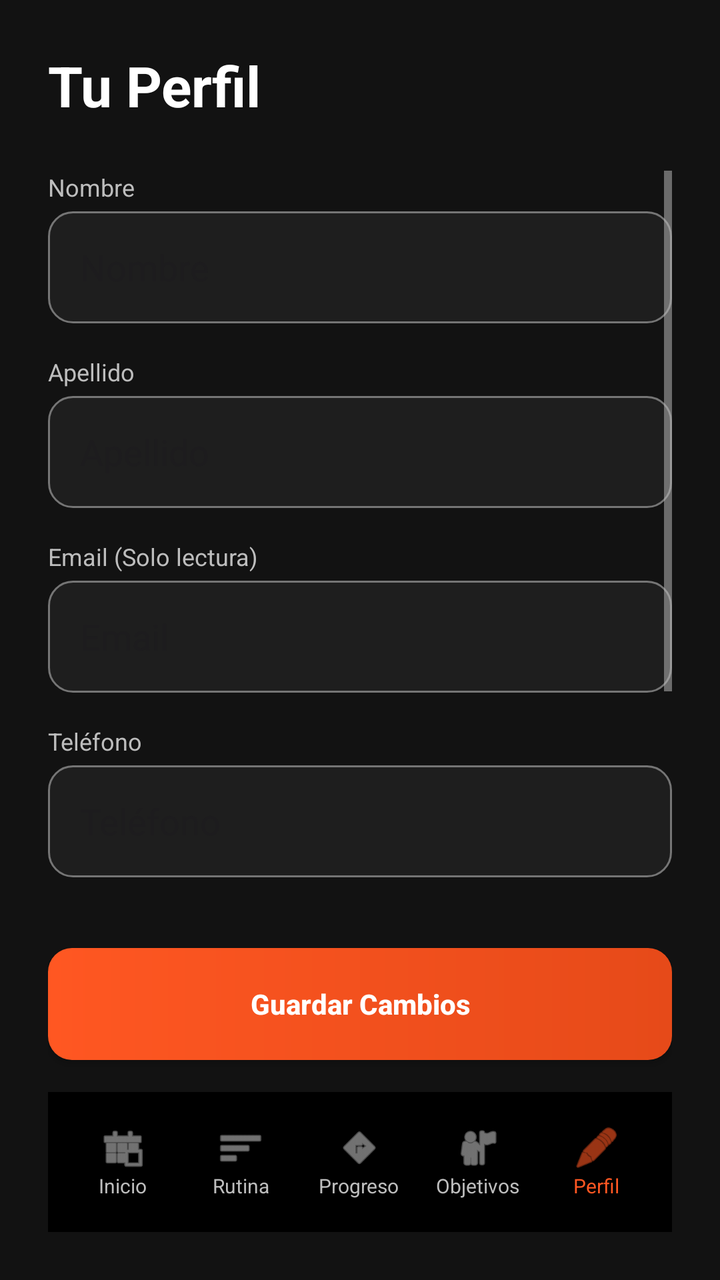
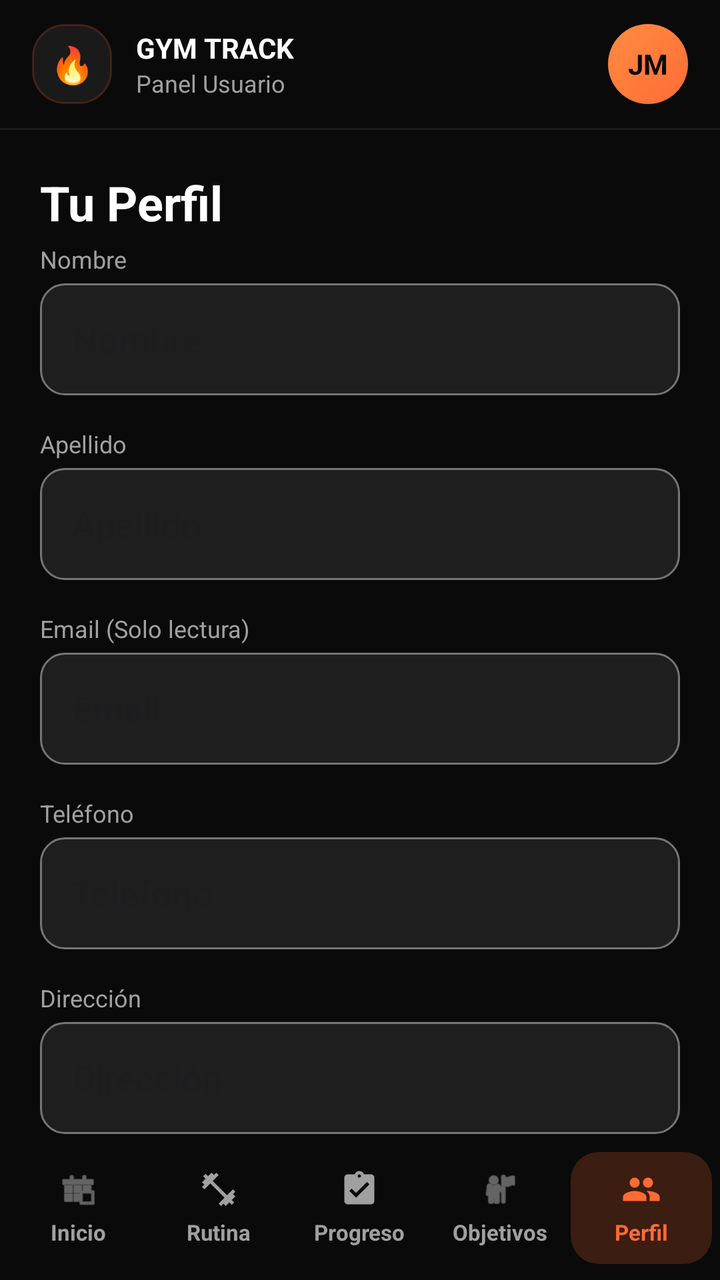

Two renders of the same Android screen: before a commit and after it. Below are the layout's source before the change and the commit's diff.
<!-- AndroidManifest.xml: application theme Theme.GymTrackMovil -->
<!-- res/layout/activity_profile.xml -->
<?xml version="1.0" encoding="utf-8"?>
<androidx.constraintlayout.widget.ConstraintLayout xmlns:android="http://schemas.android.com/apk/res/android"
    xmlns:app="http://schemas.android.com/apk/res-auto"
    android:layout_width="match_parent"
    android:layout_height="match_parent"
    android:background="@color/dark_background"
    android:padding="24dp">
    <TextView
        android:id="@+id/tvProfileTitle"
        android:layout_width="wrap_content"
        android:layout_height="wrap_content"
        android:text="Tu Perfil"
        android:textColor="@color/white"
        android:textSize="28sp"
        android:textStyle="bold"
        app:layout_constraintTop_toTopOf="parent"
        app:layout_constraintStart_toStartOf="parent" />
    <ScrollView
        android:layout_width="match_parent"
        android:layout_height="0dp"
        android:layout_marginTop="24dp"
        android:layout_marginBottom="16dp"
        app:layout_constraintBottom_toTopOf="@+id/btnSaveProfile"
        app:layout_constraintTop_toBottomOf="@id/tvProfileTitle">
        <LinearLayout
            android:layout_width="match_parent"
            android:layout_height="wrap_content"
            android:orientation="vertical">
            <TextView
                android:layout_width="wrap_content"
                android:layout_height="wrap_content"
                android:text="Nombre"
                android:textColor="@color/text_secondary"
                android:textSize="12sp" />
            <EditText
                android:id="@+id/etProfileName"
                android:layout_width="match_parent"
                android:layout_height="56dp"
                android:layout_marginTop="4dp"
                android:background="@drawable/edittext_bg"
                android:hint="Nombre"
                android:inputType="textPersonName"
                android:padding="16dp"
                android:textColor="@color/white" />
            <TextView
                android:layout_width="wrap_content"
                android:layout_height="wrap_content"
                android:layout_marginTop="16dp"
                android:text="Apellido"
                android:textColor="@color/text_secondary"
                android:textSize="12sp" />
            <EditText
                android:id="@+id/etProfileLastName"
                android:layout_width="match_parent"
                android:layout_height="56dp"
                android:layout_marginTop="4dp"
                android:background="@drawable/edittext_bg"
                android:hint="Apellido"
                android:inputType="textPersonName"
                android:padding="16dp"
                android:textColor="@color/white" />
            <TextView
                android:layout_width="wrap_content"
                android:layout_height="wrap_content"
                android:layout_marginTop="16dp"
                android:text="Email (Solo lectura)"
                android:textColor="@color/text_secondary"
                android:textSize="12sp" />
            <EditText
                android:id="@+id/etProfileEmail"
                android:layout_width="match_parent"
                android:layout_height="56dp"
                android:layout_marginTop="4dp"
                android:background="@drawable/edittext_bg"
                android:enabled="false"
                android:hint="Email"
                android:padding="16dp"
                android:textColor="@color/text_secondary" />
            <TextView
                android:layout_width="wrap_content"
                android:layout_height="wrap_content"
                android:layout_marginTop="16dp"
                android:text="Teléfono"
                android:textColor="@color/text_secondary"
                android:textSize="12sp" />
            <EditText
                android:id="@+id/etProfilePhone"
                android:layout_width="match_parent"
                android:layout_height="56dp"
                android:layout_marginTop="4dp"
                android:background="@drawable/edittext_bg"
                android:hint="Teléfono"
                android:inputType="phone"
                android:padding="16dp"
                android:textColor="@color/white" />
            <TextView
                android:layout_width="wrap_content"
                android:layout_height="wrap_content"
                android:layout_marginTop="16dp"
                android:text="Dirección"
                android:textColor="@color/text_secondary"
                android:textSize="12sp" />
            <EditText
                android:id="@+id/etProfileAddress"
                android:layout_width="match_parent"
                android:layout_height="56dp"
                android:layout_marginTop="4dp"
                android:background="@drawable/edittext_bg"
                android:hint="Dirección"
                android:inputType="textPostalAddress"
                android:padding="16dp"
                android:textColor="@color/white" />
            <androidx.appcompat.widget.AppCompatButton
                android:id="@+id/btnLogout"
                android:layout_width="match_parent"
                android:layout_height="56dp"
                android:layout_marginTop="32dp"
                android:background="@drawable/edittext_bg"
                android:text="Cerrar Sesión"
                android:textAllCaps="false"
                android:textColor="#FF4444"
                android:textStyle="bold" />
        </LinearLayout>
    </ScrollView>
    <androidx.appcompat.widget.AppCompatButton
        android:id="@+id/btnSaveProfile"
        android:layout_width="match_parent"
        android:layout_height="56dp"
        android:layout_marginBottom="16dp"
        android:background="@drawable/btn_gradient"
        android:text="Guardar Cambios"
        android:textAllCaps="false"
        android:textColor="@color/white"
        android:textStyle="bold"
        app:layout_constraintBottom_toTopOf="@+id/bottomNav" />
    <LinearLayout
        android:id="@+id/bottomNav"
        android:layout_width="match_parent"
        android:layout_height="70dp"
        android:background="@color/black"
        android:elevation="8dp"
        android:orientation="horizontal"
        android:padding="8dp"
        app:layout_constraintBottom_toBottomOf="parent"
        app:layout_constraintEnd_toEndOf="parent"
        app:layout_constraintStart_toStartOf="parent">
        <LinearLayout android:id="@+id/navHome" android:layout_width="0dp" android:layout_height="match_parent" android:layout_weight="1" android:gravity="center" android:orientation="vertical">
            <ImageView android:layout_width="24dp" android:layout_height="24dp" android:src="@android:drawable/ic_menu_today" android:tint="@color/text_secondary"/>
            <TextView android:layout_width="wrap_content" android:layout_height="wrap_content" android:text="Inicio" android:textColor="@color/text_secondary" android:textSize="10sp"/>
        </LinearLayout>
        <LinearLayout android:id="@+id/navRoutine" android:layout_width="0dp" android:layout_height="match_parent" android:layout_weight="1" android:gravity="center" android:orientation="vertical">
            <ImageView android:layout_width="24dp" android:layout_height="24dp" android:src="@android:drawable/ic_menu_sort_by_size" android:tint="@color/text_secondary"/>
            <TextView android:layout_width="wrap_content" android:layout_height="wrap_content" android:text="Rutina" android:textColor="@color/text_secondary" android:textSize="10sp"/>
        </LinearLayout>
        <LinearLayout android:id="@+id/navProgress" android:layout_width="0dp" android:layout_height="match_parent" android:layout_weight="1" android:gravity="center" android:orientation="vertical">
            <ImageView android:layout_width="24dp" android:layout_height="24dp" android:src="@android:drawable/ic_menu_directions" android:tint="@color/text_secondary"/>
            <TextView android:layout_width="wrap_content" android:layout_height="wrap_content" android:text="Progreso" android:textColor="@color/text_secondary" android:textSize="10sp"/>
        </LinearLayout>
        <LinearLayout android:id="@+id/navGoals" android:layout_width="0dp" android:layout_height="match_parent" android:layout_weight="1" android:gravity="center" android:orientation="vertical">
            <ImageView android:layout_width="24dp" android:layout_height="24dp" android:src="@android:drawable/ic_menu_myplaces" android:tint="@color/text_secondary"/>
            <TextView android:layout_width="wrap_content" android:layout_height="wrap_content" android:text="Objetivos" android:textColor="@color/text_secondary" android:textSize="10sp"/>
        </LinearLayout>
        <LinearLayout android:id="@+id/navProfile" android:layout_width="0dp" android:layout_height="match_parent" android:layout_weight="1" android:gravity="center" android:orientation="vertical">
            <ImageView android:layout_width="24dp" android:layout_height="24dp" android:src="@android:drawable/ic_menu_edit" android:tint="@color/orange_primary"/>
            <TextView android:layout_width="wrap_content" android:layout_height="wrap_content" android:text="Perfil" android:textColor="@color/orange_primary" android:textSize="10sp"/>
        </LinearLayout>
    </LinearLayout>
</androidx.constraintlayout.widget.ConstraintLayout>
<!-- resources referenced by this layout -->
<resources>
  <color name="black">#FF000000</color>
  <color name="dark_background">#121212</color>
  <color name="orange_primary">#FF5722</color>
  <color name="text_secondary">#BDBDBD</color>
  <color name="white">#FFFFFFFF</color>
  <!-- drawable btn_gradient (drawable) -->
  <?xml version="1.0" encoding="utf-8"?>
  <shape xmlns:android="http://schemas.android.com/apk/res/android"
      android:shape="rectangle">
      <gradient
          android:startColor="@color/orange_primary"
          android:endColor="@color/orange_dark"
          android:angle="0" />
      <corners android:radius="12dp" />
  </shape>
  <!-- drawable edittext_bg (drawable) -->
  <?xml version="1.0" encoding="utf-8"?>
  <shape xmlns:android="http://schemas.android.com/apk/res/android">
      <solid android:color="@color/dark_surface" />
      <stroke
          android:width="1dp"
          android:color="@color/text_hint" />
      <corners android:radius="12dp" />
      <padding
          android:left="16dp"
          android:right="16dp"
          android:top="12dp"
          android:bottom="12dp" />
  </shape>
  <style name="Theme.GymTrackMovil" parent="Base.Theme.GymTrackMovil" />
  <color name="orange_dark">#E64A19</color>
  <color name="dark_surface">#1E1E1E</color>
  <color name="text_hint">#757575</color>
  <color name="text_primary">#FFFFFF</color>
  <!-- unchanged entries left out for length: 1 -->
</resources>

<!-- the commit's change to res/layout/activity_profile.xml (unified diff, before → after) -->
@@ -3,166 +3,352 @@
     xmlns:app="http://schemas.android.com/apk/res-auto"
     android:layout_width="match_parent"
     android:layout_height="match_parent"
-    android:background="@color/dark_background"
-    android:padding="24dp">
-    <TextView
-        android:id="@+id/tvProfileTitle"
-        android:layout_width="wrap_content"
+    android:background="#0A0A0A">
+
+    
+    <androidx.constraintlayout.widget.ConstraintLayout
+        android:id="@+id/clHeader"
+        android:layout_width="match_parent"
         android:layout_height="wrap_content"
-        android:text="Tu Perfil"
-        android:textColor="@color/white"
-        android:textSize="28sp"
-        android:textStyle="bold"
-        app:layout_constraintTop_toTopOf="parent"
-        app:layout_constraintStart_toStartOf="parent" />
+        android:paddingStart="16dp"
+        android:paddingTop="12dp"
+        android:paddingEnd="16dp"
+        android:paddingBottom="12dp"
+        app:layout_constraintTop_toTopOf="parent">
+
+        <androidx.constraintlayout.widget.ConstraintLayout
+            android:id="@+id/clLogoArea"
+            android:layout_width="wrap_content"
+            android:layout_height="40dp"
+            app:layout_constraintBottom_toBottomOf="parent"
+            app:layout_constraintStart_toStartOf="parent"
+            app:layout_constraintTop_toTopOf="parent">
+
+            <TextView
+                android:id="@+id/tvLogoIcon"
+                android:layout_width="40dp"
+                android:layout_height="40dp"
+                android:background="@drawable/bg_client_card"
+                android:gravity="center"
+                android:text="🔥"
+                android:textSize="18sp"
+                app:layout_constraintBottom_toBottomOf="parent"
+                app:layout_constraintStart_toStartOf="parent"
+                app:layout_constraintTop_toTopOf="parent" />
+
+            <LinearLayout
+                android:layout_width="wrap_content"
+                android:layout_height="wrap_content"
+                android:layout_marginStart="12dp"
+                android:orientation="vertical"
+                app:layout_constraintBottom_toBottomOf="parent"
+                app:layout_constraintStart_toEndOf="@id/tvLogoIcon"
+                app:layout_constraintTop_toTopOf="parent">
+
+                <TextView
+                    android:layout_width="wrap_content"
+                    android:layout_height="wrap_content"
+                    android:text="GYM TRACK"
+                    android:textColor="@color/white"
+                    android:textSize="14sp"
+                    android:textStyle="bold" />
+
+                <TextView
+                    android:layout_width="wrap_content"
+                    android:layout_height="wrap_content"
+                    android:text="Panel Usuario"
+                    android:textColor="#A0A0A0"
+                    android:textSize="12sp" />
+            </LinearLayout>
+        </androidx.constraintlayout.widget.ConstraintLayout>
+
+        <TextView
+            android:id="@+id/tvUserInitials"
+            android:layout_width="40dp"
+            android:layout_height="40dp"
+            android:background="@drawable/bg_avatar_gradient"
+            android:gravity="center"
+            android:text="JM"
+            android:textColor="#0A0A0A"
+            android:textSize="14sp"
+            android:textStyle="bold"
+            app:layout_constraintBottom_toBottomOf="parent"
+            app:layout_constraintEnd_toEndOf="parent"
+            app:layout_constraintTop_toTopOf="parent" />
+    </androidx.constraintlayout.widget.ConstraintLayout>
+
+    <View
+        android:id="@+id/vHeaderDivider"
+        android:layout_width="match_parent"
+        android:layout_height="1dp"
+        android:background="#1A1A1A"
+        app:layout_constraintTop_toBottomOf="@id/clHeader" />
+
+    
     <ScrollView
+        android:id="@+id/scrollContent"
         android:layout_width="match_parent"
         android:layout_height="0dp"
-        android:layout_marginTop="24dp"
-        android:layout_marginBottom="16dp"
-        app:layout_constraintBottom_toTopOf="@+id/btnSaveProfile"
-        app:layout_constraintTop_toBottomOf="@id/tvProfileTitle">
+        android:scrollbars="none"
+        app:layout_constraintBottom_toTopOf="@id/llBottomNav"
+        app:layout_constraintTop_toBottomOf="@id/vHeaderDivider">
+
         <LinearLayout
             android:layout_width="match_parent"
             android:layout_height="wrap_content"
-            android:orientation="vertical">
-            <TextView
-                android:layout_width="wrap_content"
-                android:layout_height="wrap_content"
+            android:orientation="vertical"
+            android:padding="20dp">
+
+            <TextView
+                android:id="@+id/tvProfileTitle"
+                android:layout_width="wrap_content"
+                android:layout_height="wrap_content"
+                android:text="Tu Perfil"
+                android:textColor="@color/white"
+                android:textSize="24sp"
+                android:textStyle="bold" />
+
+            <TextView
+                android:layout_width="wrap_content"
+                android:layout_height="wrap_content"
+                android:layout_marginTop="4dp"
                 android:text="Nombre"
-                android:textColor="@color/text_secondary"
-                android:textSize="12sp" />
+                android:textColor="#A0A0A0"
+                android:textSize="12sp"
+                android:layout_marginBottom="4dp"/>
             <EditText
                 android:id="@+id/etProfileName"
                 android:layout_width="match_parent"
                 android:layout_height="56dp"
-                android:layout_marginTop="4dp"
                 android:background="@drawable/edittext_bg"
                 android:hint="Nombre"
                 android:inputType="textPersonName"
                 android:padding="16dp"
                 android:textColor="@color/white" />
+
             <TextView
                 android:layout_width="wrap_content"
                 android:layout_height="wrap_content"
                 android:layout_marginTop="16dp"
+                android:layout_marginBottom="4dp"
                 android:text="Apellido"
-                android:textColor="@color/text_secondary"
+                android:textColor="#A0A0A0"
                 android:textSize="12sp" />
             <EditText
                 android:id="@+id/etProfileLastName"
                 android:layout_width="match_parent"
                 android:layout_height="56dp"
-                android:layout_marginTop="4dp"
                 android:background="@drawable/edittext_bg"
                 android:hint="Apellido"
                 android:inputType="textPersonName"
                 android:padding="16dp"
                 android:textColor="@color/white" />
+
             <TextView
                 android:layout_width="wrap_content"
                 android:layout_height="wrap_content"
                 android:layout_marginTop="16dp"
+                android:layout_marginBottom="4dp"
                 android:text="Email (Solo lectura)"
-                android:textColor="@color/text_secondary"
+                android:textColor="#A0A0A0"
                 android:textSize="12sp" />
             <EditText
                 android:id="@+id/etProfileEmail"
                 android:layout_width="match_parent"
                 android:layout_height="56dp"
-                android:layout_marginTop="4dp"
                 android:background="@drawable/edittext_bg"
                 android:enabled="false"
                 android:hint="Email"
                 android:padding="16dp"
-                android:textColor="@color/text_secondary" />
+                android:textColor="#A0A0A0" />
+
             <TextView
                 android:layout_width="wrap_content"
                 android:layout_height="wrap_content"
                 android:layout_marginTop="16dp"
+                android:layout_marginBottom="4dp"
                 android:text="Teléfono"
-                android:textColor="@color/text_secondary"
+                android:textColor="#A0A0A0"
                 android:textSize="12sp" />
             <EditText
                 android:id="@+id/etProfilePhone"
                 android:layout_width="match_parent"
                 android:layout_height="56dp"
-                android:layout_marginTop="4dp"
                 android:background="@drawable/edittext_bg"
                 android:hint="Teléfono"
                 android:inputType="phone"
                 android:padding="16dp"
                 android:textColor="@color/white" />
+
             <TextView
                 android:layout_width="wrap_content"
                 android:layout_height="wrap_content"
                 android:layout_marginTop="16dp"
+                android:layout_marginBottom="4dp"
                 android:text="Dirección"
-                android:textColor="@color/text_secondary"
+                android:textColor="#A0A0A0"
                 android:textSize="12sp" />
             <EditText
                 android:id="@+id/etProfileAddress"
                 android:layout_width="match_parent"
                 android:layout_height="56dp"
-                android:layout_marginTop="4dp"
                 android:background="@drawable/edittext_bg"
                 android:hint="Dirección"
                 android:inputType="textPostalAddress"
                 android:padding="16dp"
                 android:textColor="@color/white" />
+
+            
+            <androidx.appcompat.widget.AppCompatButton
+                android:id="@+id/btnSaveProfile"
+                android:layout_width="match_parent"
+                android:layout_height="56dp"
+                android:layout_marginTop="28dp"
+                android:background="@drawable/edittext_bg"
+                android:backgroundTint="#FF6B35"
+                android:text="Guardar Cambios"
+                android:textAllCaps="false"
+                android:textColor="@color/white"
+                android:textStyle="bold" />
+
+            
             <androidx.appcompat.widget.AppCompatButton
                 android:id="@+id/btnLogout"
                 android:layout_width="match_parent"
                 android:layout_height="56dp"
-                android:layout_marginTop="32dp"
+                android:layout_marginTop="12dp"
+                android:layout_marginBottom="24dp"
                 android:background="@drawable/edittext_bg"
                 android:text="Cerrar Sesión"
                 android:textAllCaps="false"
                 android:textColor="#FF4444"
                 android:textStyle="bold" />
+
         </LinearLayout>
     </ScrollView>
-    <androidx.appcompat.widget.AppCompatButton
-        android:id="@+id/btnSaveProfile"
+
+    
+    <LinearLayout
+        android:id="@+id/llBottomNav"
         android:layout_width="match_parent"
-        android:layout_height="56dp"
-        android:layout_marginBottom="16dp"
-        android:background="@drawable/btn_gradient"
-        android:text="Guardar Cambios"
-        android:textAllCaps="false"
-        android:textColor="@color/white"
-        android:textStyle="bold"
-        app:layout_constraintBottom_toTopOf="@+id/bottomNav" />
-    <LinearLayout
-        android:id="@+id/bottomNav"
-        android:layout_width="match_parent"
-        android:layout_height="70dp"
-        android:background="@color/black"
-        android:elevation="8dp"
+        android:layout_height="72dp"
+        android:background="#0A0A0A"
         android:orientation="horizontal"
-        android:padding="8dp"
-        app:layout_constraintBottom_toBottomOf="parent"
-        app:layout_constraintEnd_toEndOf="parent"
-        app:layout_constraintStart_toStartOf="parent">
-        <LinearLayout android:id="@+id/navHome" android:layout_width="0dp" android:layout_height="match_parent" android:layout_weight="1" android:gravity="center" android:orientation="vertical">
-            <ImageView android:layout_width="24dp" android:layout_height="24dp" android:src="@android:drawable/ic_menu_today" android:tint="@color/text_secondary"/>
-            <TextView android:layout_width="wrap_content" android:layout_height="wrap_content" android:text="Inicio" android:textColor="@color/text_secondary" android:textSize="10sp"/>
-        </LinearLayout>
-        <LinearLayout android:id="@+id/navRoutine" android:layout_width="0dp" android:layout_height="match_parent" android:layout_weight="1" android:gravity="center" android:orientation="vertical">
-            <ImageView android:layout_width="24dp" android:layout_height="24dp" android:src="@android:drawable/ic_menu_sort_by_size" android:tint="@color/text_secondary"/>
-            <TextView android:layout_width="wrap_content" android:layout_height="wrap_content" android:text="Rutina" android:textColor="@color/text_secondary" android:textSize="10sp"/>
-        </LinearLayout>
-        <LinearLayout android:id="@+id/navProgress" android:layout_width="0dp" android:layout_height="match_parent" android:layout_weight="1" android:gravity="center" android:orientation="vertical">
-            <ImageView android:layout_width="24dp" android:layout_height="24dp" android:src="@android:drawable/ic_menu_directions" android:tint="@color/text_secondary"/>
-            <TextView android:layout_width="wrap_content" android:layout_height="wrap_content" android:text="Progreso" android:textColor="@color/text_secondary" android:textSize="10sp"/>
-        </LinearLayout>
-        <LinearLayout android:id="@+id/navGoals" android:layout_width="0dp" android:layout_height="match_parent" android:layout_weight="1" android:gravity="center" android:orientation="vertical">
-            <ImageView android:layout_width="24dp" android:layout_height="24dp" android:src="@android:drawable/ic_menu_myplaces" android:tint="@color/text_secondary"/>
-            <TextView android:layout_width="wrap_content" android:layout_height="wrap_content" android:text="Objetivos" android:textColor="@color/text_secondary" android:textSize="10sp"/>
-        </LinearLayout>
-        <LinearLayout android:id="@+id/navProfile" android:layout_width="0dp" android:layout_height="match_parent" android:layout_weight="1" android:gravity="center" android:orientation="vertical">
-            <ImageView android:layout_width="24dp" android:layout_height="24dp" android:src="@android:drawable/ic_menu_edit" android:tint="@color/orange_primary"/>
-            <TextView android:layout_width="wrap_content" android:layout_height="wrap_content" android:text="Perfil" android:textColor="@color/orange_primary" android:textSize="10sp"/>
+        android:paddingStart="4dp"
+        android:paddingTop="8dp"
+        android:paddingEnd="4dp"
+        app:layout_constraintBottom_toBottomOf="parent">
+
+        <LinearLayout
+            android:id="@+id/navHome"
+            android:layout_width="0dp"
+            android:layout_height="56dp"
+            android:layout_weight="1"
+            android:gravity="center"
+            android:orientation="vertical">
+            <ImageView
+                android:layout_width="20dp"
+                android:layout_height="20dp"
+                android:src="@android:drawable/ic_menu_today"
+                android:tint="#A0A0A0" />
+            <TextView
+                android:layout_width="wrap_content"
+                android:layout_height="wrap_content"
+                android:layout_marginTop="4dp"
+                android:text="Inicio"
+                android:textColor="#A0A0A0"
+                android:textSize="11sp"
+                android:textStyle="bold" />
+        </LinearLayout>
+
+        <LinearLayout
+            android:id="@+id/navRoutine"
+            android:layout_width="0dp"
+            android:layout_height="56dp"
+            android:layout_weight="1"
+            android:gravity="center"
+            android:orientation="vertical">
+            <ImageView
+                android:layout_width="20dp"
+                android:layout_height="20dp"
+                android:src="@drawable/ic_dumbbell"
+                android:tint="#A0A0A0" />
+            <TextView
+                android:layout_width="wrap_content"
+                android:layout_height="wrap_content"
+                android:layout_marginTop="4dp"
+                android:text="Rutina"
+                android:textColor="#A0A0A0"
+                android:textSize="11sp"
+                android:textStyle="bold" />
+        </LinearLayout>
+
+        <LinearLayout
+            android:id="@+id/navProgress"
+            android:layout_width="0dp"
+            android:layout_height="56dp"
+            android:layout_weight="1"
+            android:gravity="center"
+            android:orientation="vertical">
+            <ImageView
+                android:layout_width="20dp"
+                android:layout_height="20dp"
+                android:src="@drawable/ic_goals"
+                android:tint="#A0A0A0" />
+            <TextView
+                android:layout_width="wrap_content"
+                android:layout_height="wrap_content"
+                android:layout_marginTop="4dp"
+                android:text="Progreso"
+                android:textColor="#A0A0A0"
+                android:textSize="11sp"
+                android:textStyle="bold" />
+        </LinearLayout>
+
+        <LinearLayout
+            android:id="@+id/navGoals"
+            android:layout_width="0dp"
+            android:layout_height="56dp"
+            android:layout_weight="1"
+            android:gravity="center"
+            android:orientation="vertical">
+            <ImageView
+                android:layout_width="20dp"
+                android:layout_height="20dp"
+                android:src="@android:drawable/ic_menu_myplaces"
+                android:tint="#A0A0A0" />
+            <TextView
+                android:layout_width="wrap_content"
+                android:layout_height="wrap_content"
+                android:layout_marginTop="4dp"
+                android:text="Objetivos"
+                android:textColor="#A0A0A0"
+                android:textSize="11sp"
+                android:textStyle="bold" />
+        </LinearLayout>
+
+        <LinearLayout
+            android:id="@+id/navProfile"
+            android:layout_width="0dp"
+            android:layout_height="56dp"
+            android:layout_weight="1"
+            android:background="@drawable/bg_nav_trainer_active"
+            android:gravity="center"
+            android:orientation="vertical">
+            <ImageView
+                android:layout_width="20dp"
+                android:layout_height="20dp"
+                android:src="@drawable/ic_profile"
+                android:tint="#FF6B35" />
+            <TextView
+                android:layout_width="wrap_content"
+                android:layout_height="wrap_content"
+                android:layout_marginTop="4dp"
+                android:text="Perfil"
+                android:textColor="#FF6B35"
+                android:textSize="11sp"
+                android:textStyle="bold" />
         </LinearLayout>
     </LinearLayout>
+
 </androidx.constraintlayout.widget.ConstraintLayout>
<!-- resource entries referenced after the edit -->
@@ -1,19 +1,34 @@
 <!-- resources referenced by this layout -->
 <resources>
-  <color name="black">#FF000000</color>
   <color name="dark_background">#121212</color>
   <color name="orange_primary">#FF5722</color>
   <color name="text_secondary">#BDBDBD</color>
   <color name="white">#FFFFFFFF</color>
-  <!-- drawable btn_gradient (drawable) -->
+  <!-- drawable bg_avatar_gradient (drawable) -->
+  <?xml version="1.0" encoding="utf-8"?>
+  <shape xmlns:android="http://schemas.android.com/apk/res/android"
+      android:shape="oval">
+      <gradient
+          android:startColor="#FF6B35"
+          android:endColor="#FF8C42"
+          android:angle="135" />
+  </shape>
+  <!-- drawable bg_client_card (drawable) -->
   <?xml version="1.0" encoding="utf-8"?>
   <shape xmlns:android="http://schemas.android.com/apk/res/android"
       android:shape="rectangle">
-      <gradient
-          android:startColor="@color/orange_primary"
-          android:endColor="@color/orange_dark"
-          android:angle="0" />
-      <corners android:radius="12dp" />
+      <solid android:color="#1A1A1A" />
+      <corners android:radius="16dp" />
+      <stroke
+          android:width="1dp"
+          android:color="#33FF6B35" />
+  </shape>
+  <!-- drawable bg_nav_trainer_active (drawable) -->
+  <?xml version="1.0" encoding="utf-8"?>
+  <shape xmlns:android="http://schemas.android.com/apk/res/android"
+      android:shape="rectangle">
+      <solid android:color="#33FF6B35" />
+      <corners android:radius="14dp" />
   </shape>
   <!-- drawable edittext_bg (drawable) -->
   <?xml version="1.0" encoding="utf-8"?>
@@ -29,8 +44,40 @@
           android:top="12dp"
           android:bottom="12dp" />
   </shape>
+  <!-- drawable ic_dumbbell (drawable) -->
+  <?xml version="1.0" encoding="utf-8"?>
+  <vector xmlns:android="http://schemas.android.com/apk/res/android"
+      android:width="24dp"
+      android:height="24dp"
+      android:viewportWidth="24"
+      android:viewportHeight="24">
+    <path
+        android:fillColor="#FFFFFFFF"
+        android:pathData="M20.57,14.86L22,13.43 20.57,12 17,15.57 8.43,7 12,3.43 10.57,2 9.14,3.43 7.71,2 5.57,4.14 4.14,2.71 2.71,4.14l1.43,1.43L2,7.71l1.43,1.43L2,10.57 3.43,12 7,8.43 15.57,17 12,20.57 13.43,22l1.43,-1.43L16.29,22l2.14,-2.14 1.43,1.43 1.43,-1.43 -1.43,-1.43L22,16.29z"/>
+  </vector>
+  <!-- drawable ic_goals (drawable) -->
+  <?xml version="1.0" encoding="utf-8"?>
+  <vector xmlns:android="http://schemas.android.com/apk/res/android"
+      android:width="24dp"
+      android:height="24dp"
+      android:viewportWidth="24"
+      android:viewportHeight="24">
+    <path
+        android:fillColor="#FFFFFFFF"
+        android:pathData="M19,3h-4.18C14.4,1.84 13.3,1 12,1c-1.3,0 -2.4,0.84 -2.82,2H5c-1.1,0 -2,0.9 -2,2v14c0,1.1 0.9,2 2,2h14c1.1,0 2,-0.9 2,-2V5c0,-1.1 -0.9,-2 -2,-2zM12,3c0.55,0 1,0.45 1,1s-0.45,1 -1,1 -1,-0.45 -1,-1 0.45,-1 1,-1zM10,17l-4,-4 1.41,-1.41L10,14.17l6.59,-6.59L18,9l-8,8z"/>
+  </vector>
+  <!-- drawable ic_profile (drawable) -->
+  <?xml version="1.0" encoding="utf-8"?>
+  <vector xmlns:android="http://schemas.android.com/apk/res/android"
+      android:width="24dp"
+      android:height="24dp"
+      android:viewportWidth="24"
+      android:viewportHeight="24">
+    <path
+        android:fillColor="#FFFFFFFF"
+        android:pathData="M16,11c1.66,0 2.99,-1.34 2.99,-3S17.66,5 16,5c-1.66,0 -3,1.34 -3,3s1.34,3 3,3zM8,11c1.66,0 2.99,-1.34 2.99,-3S9.66,5 8,5C6.34,5 5,6.34 5,8s1.34,3 3,3zM8,13c-2.33,0 -7,1.17 -7,3.5V19h14v-2.5c0,-2.33 -4.67,-3.5 -7,-3.5zM16,13c-0.29,0 -0.62,0.02 -0.97,0.05 1.16,0.84 1.97,1.97 1.97,3.45V19h6v-2.5c0,-2.33 -4.67,-3.5 -7,-3.5z"/>
+  </vector>
   <style name="Theme.GymTrackMovil" parent="Base.Theme.GymTrackMovil" />
-  <color name="orange_dark">#E64A19</color>
   <color name="dark_surface">#1E1E1E</color>
   <color name="text_hint">#757575</color>
   <color name="text_primary">#FFFFFF</color>
